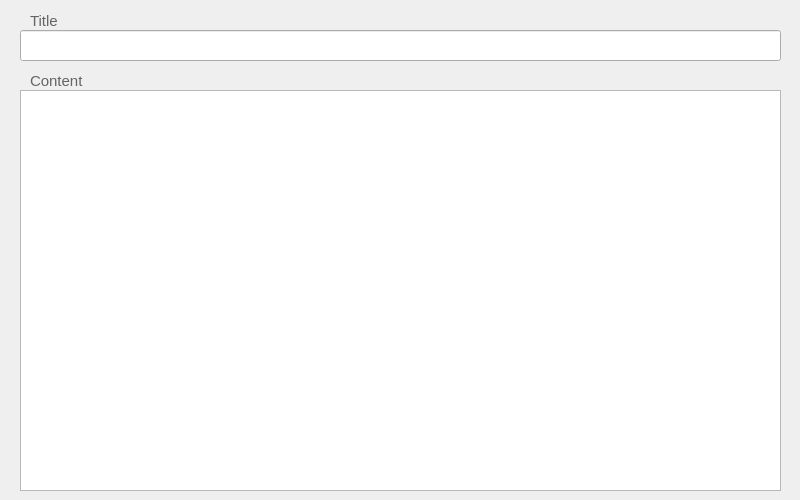
This is 112-1/WEB PROGRAMMING/Lab/Lab 4 – RPC Exercise/d1166506/UI/Post.ui in jack41402/FCU as Qt 5 draws it before an edit. The edited form follows.
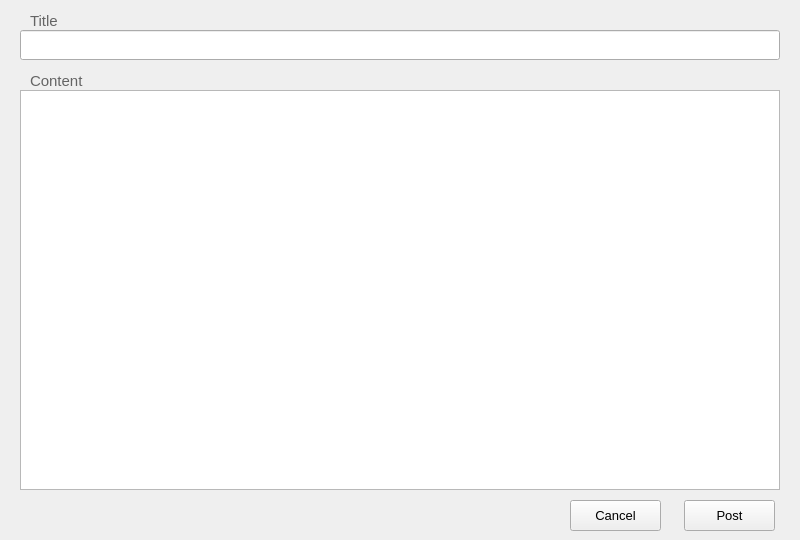
This is the edited form.

The edit to the form file:
```diff
--- a/112-1/WEB PROGRAMMING/Lab/Lab 4 – RPC Exercise/d1166506/UI/Post.ui
+++ b/112-1/WEB PROGRAMMING/Lab/Lab 4 – RPC Exercise/d1166506/UI/Post.ui
@@ -7,7 +7,7 @@
     <x>0</x>
     <y>0</y>
     <width>800</width>
-    <height>500</height>
+    <height>540</height>
    </rect>
   </property>
   <property name="palette">
@@ -55,8 +55,8 @@
     <rect>
      <x>20</x>
      <y>30</y>
-     <width>761</width>
-     <height>31</height>
+     <width>760</width>
+     <height>30</height>
     </rect>
    </property>
   </widget>
@@ -65,8 +65,8 @@
     <rect>
      <x>20</x>
      <y>90</y>
-     <width>761</width>
-     <height>401</height>
+     <width>760</width>
+     <height>400</height>
     </rect>
    </property>
   </widget>
@@ -182,6 +182,44 @@
     <string>Title</string>
    </property>
   </widget>
+  <widget class="QPushButton" name="Post_pushButton">
+   <property name="geometry">
+    <rect>
+     <x>684</x>
+     <y>500</y>
+     <width>91</width>
+     <height>31</height>
+    </rect>
+   </property>
+   <property name="font">
+    <font>
+     <family>Arial</family>
+     <pointsize>10</pointsize>
+    </font>
+   </property>
+   <property name="text">
+    <string>Post</string>
+   </property>
+  </widget>
+  <widget class="QPushButton" name="Cancel_pushButton">
+   <property name="geometry">
+    <rect>
+     <x>570</x>
+     <y>500</y>
+     <width>91</width>
+     <height>31</height>
+    </rect>
+   </property>
+   <property name="font">
+    <font>
+     <family>Arial</family>
+     <pointsize>10</pointsize>
+    </font>
+   </property>
+   <property name="text">
+    <string>Cancel</string>
+   </property>
+  </widget>
  </widget>
  <resources/>
  <connections/>
```
Left out of the diff: 12 changed lines with no effect on the pictures.
